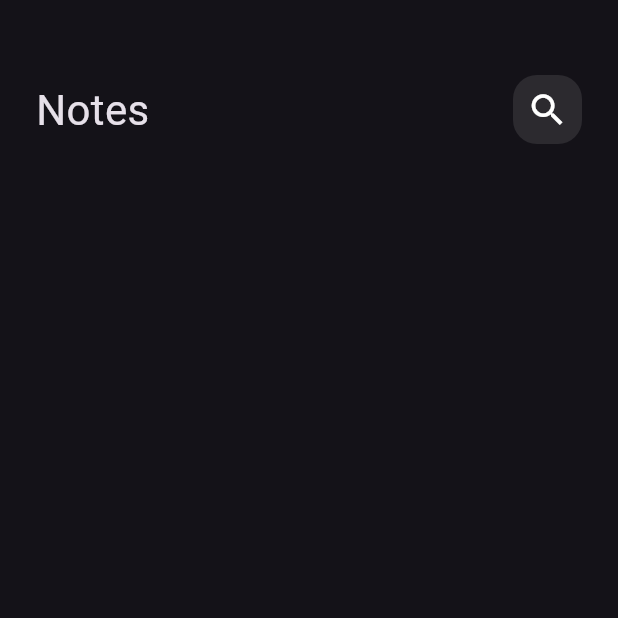
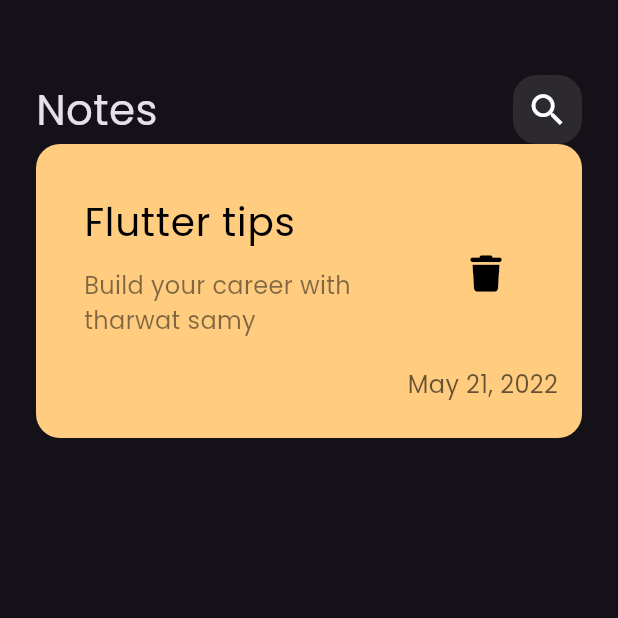
Before and after one commit to mohebboules/notes_app, a Flutter app: the screen it shows after launch, on a phone screen of 412 x 824 dp, the top half of it. Run offline on Flutter 3.47's test engine with Material 3 defaults, Android fonts, the phone set to English and light mode, and no system bars; our stand-ins replace font_awesome_flutter.

Commit message:
Create custom NoteItem

```diff
--- a/lib/main.dart
+++ b/lib/main.dart
@@ -11,9 +11,7 @@ class NotesApp extends StatelessWidget {
   @override
   Widget build(BuildContext context) {
     return MaterialApp(
-      theme: ThemeData(
-        brightness: Brightness.dark,
-      ),
+      theme: ThemeData(brightness: Brightness.dark, fontFamily: 'Poppins'),
       debugShowCheckedModeBanner: false,
       home: const NotesView(),
     );
--- /dev/null
+++ b/lib/views/widgets/custom_note_item.dart
@@ -0,0 +1,57 @@
+import 'package:flutter/material.dart';
+import 'package:font_awesome_flutter/font_awesome_flutter.dart';
+
+class NoteItem extends StatelessWidget {
+  const NoteItem({super.key});
+
+  @override
+  Widget build(BuildContext context) {
+    return Container(
+      padding: const EdgeInsets.only(
+        top: 24,
+        bottom: 24,
+        left: 16,
+        right: 16,
+      ),
+      decoration: BoxDecoration(
+        color: const Color(0xffFFCC80),
+        borderRadius: BorderRadius.circular(16),
+      ),
+      child: Column(
+        crossAxisAlignment: CrossAxisAlignment.end,
+        children: [
+          ListTile(
+            title: const Text(
+              'Flutter tips',
+              style: TextStyle(color: Colors.black, fontSize: 26),
+            ),
+            subtitle: Padding(
+              padding: const EdgeInsets.symmetric(vertical: 12),
+              child: Text(
+                'Build your career with tharwat samy',
+                style: TextStyle(
+                  color: Colors.black.withValues(alpha: 0.5),
+                  fontSize: 16,
+                ),
+              ),
+            ),
+            trailing: IconButton(
+                onPressed: () {},
+                icon: const Icon(
+                  FontAwesomeIcons.trash,
+                  color: Colors.black,
+                  size: 24,
+                )),
+          ),
+          Text(
+            'May 21, 2022',
+            style: TextStyle(
+              color: Colors.black.withValues(alpha: 0.6),
+              fontSize: 16,
+            ),
+          )
+        ],
+      ),
+    );
+  }
+}
--- a/lib/views/widgets/notes_view_body.dart
+++ b/lib/views/widgets/notes_view_body.dart
@@ -1,5 +1,6 @@
 import 'package:flutter/material.dart';
 import 'package:notes_app/views/widgets/custom_app_bar.dart';
+import 'package:notes_app/views/widgets/custom_note_item.dart';
 
 class NotesViewBody extends StatelessWidget {
   const NotesViewBody({super.key});
@@ -14,6 +15,7 @@ class NotesViewBody extends StatelessWidget {
             height: 50,
           ),
           CustomAppBar(),
+          NoteItem(),
         ],
       ),
     );
```
Also changed, not shown: pubspec.yaml (+8 -16 lines), assets/fonts/Poppins-Regular.ttf (added), pubspec.lock, 6 other files.
